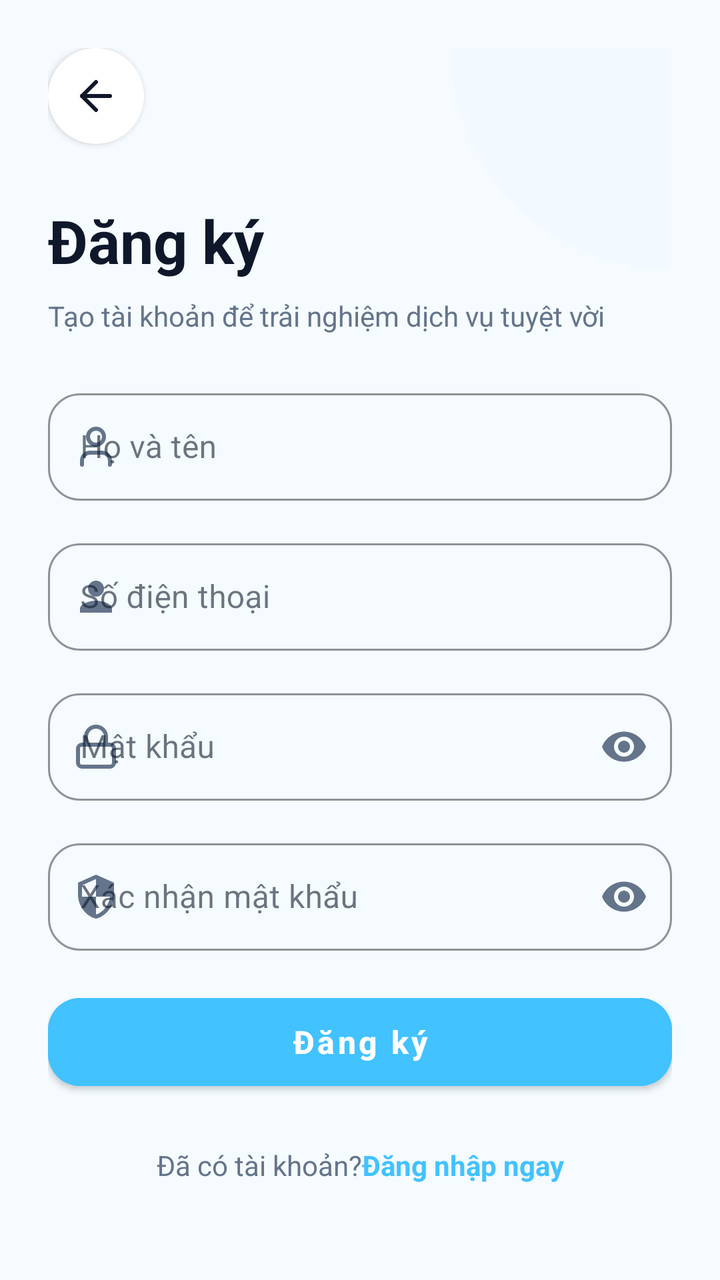
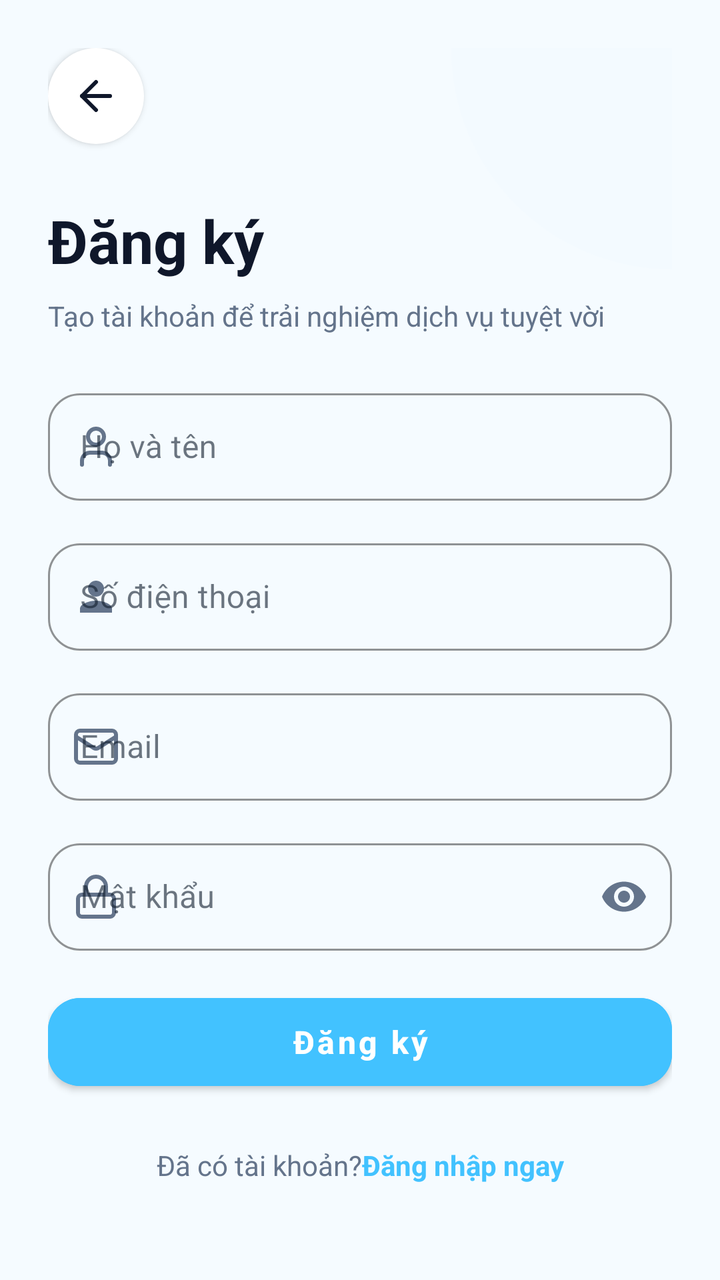

Before-and-after screenshots of an Android layout around one commit, followed by the original layout XML and the change that was made.
<!-- AndroidManifest.xml: application theme Theme.FixItVN -->
<!-- res/layout/fragment_register.xml -->
<?xml version="1.0" encoding="utf-8"?>
<androidx.constraintlayout.widget.ConstraintLayout xmlns:android="http://schemas.android.com/apk/res/android"
    xmlns:app="http://schemas.android.com/apk/res-auto"
    xmlns:tools="http://schemas.android.com/tools"
    android:layout_width="match_parent"
    android:layout_height="match_parent"
    android:background="#f5fbff"
    android:padding="24dp">

    
    <View
        android:layout_width="220dp"
        android:layout_height="220dp"
        android:background="@drawable/bg_circle_light_blue"
        android:alpha="0.25"
        android:layout_marginTop="-110dp"
        android:layout_marginEnd="-110dp"
        app:layout_constraintTop_toTopOf="parent"
        app:layout_constraintEnd_toEndOf="parent"/>

    
    <FrameLayout
        android:id="@+id/btnBackFrame"
        android:layout_width="48dp"
        android:layout_height="48dp"
        android:background="@drawable/bg_circle_white"
        android:elevation="2dp"
        android:clickable="true"
        android:focusable="true"
        app:layout_constraintTop_toTopOf="parent"
        app:layout_constraintStart_toStartOf="parent">
        <ImageView
            android:id="@+id/btnBack"
            android:layout_width="24dp"
            android:layout_height="24dp"
            android:layout_gravity="center"
            android:src="@drawable/ic_lucide_arrow_left"
            app:tint="#0f172a" />
    </FrameLayout>

    <TextView
        android:id="@+id/tvRegisterHeader"
        android:layout_width="wrap_content"
        android:layout_height="wrap_content"
        android:layout_marginTop="28dp"
        android:text="@string/register"
        android:textColor="#0f172a"
        android:textSize="30sp"
        android:textStyle="bold"
        app:layout_constraintTop_toBottomOf="@id/btnBackFrame"
        app:layout_constraintStart_toStartOf="parent" />

    <TextView
        android:id="@+id/tvRegisterSubtitle"
        android:layout_width="wrap_content"
        android:layout_height="wrap_content"
        android:layout_marginTop="8dp"
        android:text="@string/create_account_subtitle"
        android:textColor="#64748b"
        android:textSize="14sp"
        app:layout_constraintTop_toBottomOf="@id/tvRegisterHeader"
        app:layout_constraintStart_toStartOf="parent" />

    
    <ScrollView
        android:layout_width="match_parent"
        android:layout_height="0dp"
        android:layout_marginTop="24dp"
        android:layout_marginBottom="16dp"
        android:scrollbars="none"
        app:layout_constraintTop_toBottomOf="@id/tvRegisterSubtitle"
        app:layout_constraintBottom_toTopOf="@id/btnRegister">

        <androidx.constraintlayout.widget.ConstraintLayout
            android:layout_width="match_parent"
            android:layout_height="wrap_content"
            android:paddingBottom="16dp">

            
            <com.google.android.material.textfield.TextInputLayout
                android:id="@+id/tilFullName"
                style="@style/Widget.MaterialComponents.TextInputLayout.OutlinedBox"
                android:layout_width="0dp"
                android:layout_height="wrap_content"
                android:hint="@string/full_name"
                app:boxStrokeColor="#42c2ff"
                app:hintTextColor="#42c2ff"
                app:boxCornerRadiusTopStart="16dp"
                app:boxCornerRadiusTopEnd="16dp"
                app:boxCornerRadiusBottomStart="16dp"
                app:boxCornerRadiusBottomEnd="16dp"
                app:startIconDrawable="@drawable/ic_lucide_user"
                app:startIconTint="#64748b"
                app:layout_constraintTop_toTopOf="parent"
                app:layout_constraintStart_toStartOf="parent"
                app:layout_constraintEnd_toEndOf="parent">

                <com.google.android.material.textfield.TextInputEditText
                    android:id="@+id/etFullName"
                    android:layout_width="match_parent"
                    android:layout_height="wrap_content"
                    android:inputType="textPersonName"
                    android:paddingVertical="16dp" />
            </com.google.android.material.textfield.TextInputLayout>

            
            <com.google.android.material.textfield.TextInputLayout
                android:id="@+id/tilPhone"
                style="@style/Widget.MaterialComponents.TextInputLayout.OutlinedBox"
                android:layout_width="0dp"
                android:layout_height="wrap_content"
                android:layout_marginTop="16dp"
                android:hint="@string/phone_number"
                app:boxStrokeColor="#42c2ff"
                app:hintTextColor="#42c2ff"
                app:boxCornerRadiusTopStart="16dp"
                app:boxCornerRadiusTopEnd="16dp"
                app:boxCornerRadiusBottomStart="16dp"
                app:boxCornerRadiusBottomEnd="16dp"
                app:startIconDrawable="@drawable/ic_person"
                app:startIconTint="#64748b"
                app:layout_constraintTop_toBottomOf="@id/tilFullName"
                app:layout_constraintStart_toStartOf="parent"
                app:layout_constraintEnd_toEndOf="parent">

                <com.google.android.material.textfield.TextInputEditText
                    android:id="@+id/etPhone"
                    android:layout_width="match_parent"
                    android:layout_height="wrap_content"
                    android:inputType="phone"
                    android:paddingVertical="16dp" />
            </com.google.android.material.textfield.TextInputLayout>

            
            <com.google.android.material.textfield.TextInputLayout
                android:id="@+id/tilPassword"
                style="@style/Widget.MaterialComponents.TextInputLayout.OutlinedBox"
                android:layout_width="0dp"
                android:layout_height="wrap_content"
                android:layout_marginTop="16dp"
                android:hint="@string/password"
                app:passwordToggleEnabled="true"
                app:passwordToggleTint="#64748b"
                app:boxStrokeColor="#42c2ff"
                app:hintTextColor="#42c2ff"
                app:boxCornerRadiusTopStart="16dp"
                app:boxCornerRadiusTopEnd="16dp"
                app:boxCornerRadiusBottomStart="16dp"
                app:boxCornerRadiusBottomEnd="16dp"
                app:startIconDrawable="@drawable/ic_lucide_lock"
                app:startIconTint="#64748b"
                app:layout_constraintTop_toBottomOf="@id/tilPhone"
                app:layout_constraintStart_toStartOf="parent"
                app:layout_constraintEnd_toEndOf="parent">

                <com.google.android.material.textfield.TextInputEditText
                    android:id="@+id/etPassword"
                    android:layout_width="match_parent"
                    android:layout_height="wrap_content"
                    android:inputType="textPassword"
                    android:paddingVertical="16dp" />
            </com.google.android.material.textfield.TextInputLayout>

            
            <com.google.android.material.textfield.TextInputLayout
                android:id="@+id/tilConfirmPassword"
                style="@style/Widget.MaterialComponents.TextInputLayout.OutlinedBox"
                android:layout_width="0dp"
                android:layout_height="wrap_content"
                android:layout_marginTop="16dp"
                android:hint="@string/confirm_password"
                app:passwordToggleEnabled="true"
                app:passwordToggleTint="#64748b"
                app:boxStrokeColor="#42c2ff"
                app:hintTextColor="#42c2ff"
                app:boxCornerRadiusTopStart="16dp"
                app:boxCornerRadiusTopEnd="16dp"
                app:boxCornerRadiusBottomStart="16dp"
                app:boxCornerRadiusBottomEnd="16dp"
                app:startIconDrawable="@drawable/ic_shield"
                app:startIconTint="#64748b"
                app:layout_constraintTop_toBottomOf="@id/tilPassword"
                app:layout_constraintStart_toStartOf="parent"
                app:layout_constraintEnd_toEndOf="parent">

                <com.google.android.material.textfield.TextInputEditText
                    android:id="@+id/etConfirmPassword"
                    android:layout_width="match_parent"
                    android:layout_height="wrap_content"
                    android:inputType="textPassword"
                    android:paddingVertical="16dp" />
            </com.google.android.material.textfield.TextInputLayout>

        </androidx.constraintlayout.widget.ConstraintLayout>
    </ScrollView>

    
    <com.google.android.material.button.MaterialButton
        android:id="@+id/btnRegister"
        android:layout_width="match_parent"
        android:layout_height="56dp"
        android:layout_marginBottom="24dp"
        android:text="@string/register"
        android:textAllCaps="false"
        android:textSize="16sp"
        android:textStyle="bold"
        app:cornerRadius="16dp"
        android:elevation="4dp"
        android:backgroundTint="#42c2ff"
        app:layout_constraintBottom_toTopOf="@id/llFooter" />

    
    <androidx.constraintlayout.widget.ConstraintLayout
        android:id="@+id/llFooter"
        android:layout_width="wrap_content"
        android:layout_height="wrap_content"
        android:layout_marginBottom="24dp"
        app:layout_constraintBottom_toBottomOf="parent"
        app:layout_constraintStart_toStartOf="parent"
        app:layout_constraintEnd_toEndOf="parent">

        <TextView
            android:id="@+id/tvAlreadyHaveAccount"
            android:layout_width="wrap_content"
            android:layout_height="wrap_content"
            android:text="@string/already_have_account"
            android:textColor="#64748b"
            android:textSize="14sp" 
            app:layout_constraintTop_toTopOf="parent"
            app:layout_constraintBottom_toBottomOf="parent"
            app:layout_constraintStart_toStartOf="parent"
            app:layout_constraintEnd_toStartOf="@id/tvLogin"/>

        <TextView
            android:id="@+id/tvLogin"
            android:layout_width="wrap_content"
            android:layout_height="wrap_content"
            android:text="@string/login_now"
            android:textColor="#42c2ff"
            android:textSize="14sp"
            android:textStyle="bold" 
            app:layout_constraintTop_toTopOf="parent"
            app:layout_constraintBottom_toBottomOf="parent"
            app:layout_constraintStart_toEndOf="@id/tvAlreadyHaveAccount"
            app:layout_constraintEnd_toEndOf="parent"/>
    </androidx.constraintlayout.widget.ConstraintLayout>

</androidx.constraintlayout.widget.ConstraintLayout>
<!-- resources referenced by this layout -->
<resources>
  <!-- drawable bg_circle_light_blue (drawable) -->
  <?xml version="1.0" encoding="utf-8"?>
  <shape xmlns:android="http://schemas.android.com/apk/res/android"
      android:shape="oval">
      <solid android:color="#F0F9FF" />
  </shape>
  <!-- drawable bg_circle_white (drawable) -->
  <?xml version="1.0" encoding="utf-8"?>
  <shape xmlns:android="http://schemas.android.com/apk/res/android"
      android:shape="oval">
      <solid android:color="#FFFFFF" />
  </shape>
  <!-- drawable ic_lucide_arrow_left (drawable) -->
  <vector xmlns:android="http://schemas.android.com/apk/res/android"
      android:width="24dp"
      android:height="24dp"
      android:viewportWidth="24"
      android:viewportHeight="24">
    <path
        android:pathData="m12,19 -7,-7 7,-7"
        android:strokeLineJoin="round"
        android:strokeWidth="2"
        android:fillColor="#00000000"
        android:strokeColor="#000000"
        android:strokeLineCap="round"/>
    <path
        android:pathData="M19,12H5"
        android:strokeLineJoin="round"
        android:strokeWidth="2"
        android:fillColor="#00000000"
        android:strokeColor="#000000"
        android:strokeLineCap="round"/>
  </vector>
  <!-- drawable ic_person (drawable) -->
  <vector xmlns:android="http://schemas.android.com/apk/res/android"
      android:width="24dp"
      android:height="24dp"
      android:viewportWidth="24"
      android:viewportHeight="24">
      <path
          android:fillColor="#000000"
          android:pathData="M12,12c2.21,0 4,-1.79 4,-4s-1.79,-4 -4,-4 -4,1.79 -4,4 1.79,4 4,4zM12,14c-2.67,0 -8,1.34 -8,4v2h16v-2c0,-2.66 -5.33,-4 -8,-4z"/>
  </vector>
  <!-- drawable ic_shield (drawable) -->
  <vector xmlns:android="http://schemas.android.com/apk/res/android"
      android:width="24dp"
      android:height="24dp"
      android:viewportWidth="24"
      android:viewportHeight="24">
      <path
          android:fillColor="#000000"
          android:pathData="M12,1L3,5v6c0,5.55 3.84,10.74 9,12 5.16,-1.26 9,-6.45 9,-12V5l-9,-4zM12,11.99h7c-0.53,4.12 -3.28,7.79 -7,8.94V12H5V6.3l7,-3.11v8.8z"/>
  </vector>
  <string name="already_have_account">Đã có tài khoản? </string>
  <string name="confirm_password">Xác nhận mật khẩu</string>
  <string name="create_account_subtitle">Tạo tài khoản để trải nghiệm dịch vụ tuyệt vời</string>
  <string name="full_name">Họ và tên</string>
  <string name="login_now">Đăng nhập ngay</string>
  <string name="password">Mật khẩu</string>
  <string name="phone_number">Số điện thoại</string>
  <string name="register">Đăng ký</string>
  <style name="Widget.FixIt.BottomNavigationView" parent="Widget.MaterialComponents.BottomNavigationView">
          <item name="itemTextAppearanceActive">@style/TextAppearance.FixIt.BottomNav</item>
          <item name="itemTextAppearanceInactive">@style/TextAppearance.FixIt.BottomNav</item>
      </style>
  <style name="TextAppearance.FixIt.BottomNav" parent="TextAppearance.MaterialComponents.Caption">
          <item name="android:textSize">10sp</item>
          <item name="android:fontFamily">sans-serif-medium</item>
      </style>
  <!-- unchanged entries left out for length: 3 -->
</resources>

<!-- the commit's change to res/layout/fragment_register.xml (unified diff, before → after) -->
@@ -133,6 +133,34 @@
 
             
             <com.google.android.material.textfield.TextInputLayout
+                android:id="@+id/tilEmail"
+                style="@style/Widget.MaterialComponents.TextInputLayout.OutlinedBox"
+                android:layout_width="0dp"
+                android:layout_height="wrap_content"
+                android:layout_marginTop="16dp"
+                android:hint="Email"
+                app:boxStrokeColor="#42c2ff"
+                app:hintTextColor="#42c2ff"
+                app:boxCornerRadiusTopStart="16dp"
+                app:boxCornerRadiusTopEnd="16dp"
+                app:boxCornerRadiusBottomStart="16dp"
+                app:boxCornerRadiusBottomEnd="16dp"
+                app:startIconDrawable="@drawable/ic_lucide_mail"
+                app:startIconTint="#64748b"
+                app:layout_constraintTop_toBottomOf="@id/tilPhone"
+                app:layout_constraintStart_toStartOf="parent"
+                app:layout_constraintEnd_toEndOf="parent">
+
+                <com.google.android.material.textfield.TextInputEditText
+                    android:id="@+id/etEmail"
+                    android:layout_width="match_parent"
+                    android:layout_height="wrap_content"
+                    android:inputType="textEmailAddress"
+                    android:paddingVertical="16dp" />
+            </com.google.android.material.textfield.TextInputLayout>
+
+            
+            <com.google.android.material.textfield.TextInputLayout
                 android:id="@+id/tilPassword"
                 style="@style/Widget.MaterialComponents.TextInputLayout.OutlinedBox"
                 android:layout_width="0dp"
@@ -149,7 +177,7 @@
                 app:boxCornerRadiusBottomEnd="16dp"
                 app:startIconDrawable="@drawable/ic_lucide_lock"
                 app:startIconTint="#64748b"
-                app:layout_constraintTop_toBottomOf="@id/tilPhone"
+                app:layout_constraintTop_toBottomOf="@id/tilEmail"
                 app:layout_constraintStart_toStartOf="parent"
                 app:layout_constraintEnd_toEndOf="parent">
 
<!-- resource entries referenced after the edit -->
@@ -27,6 +27,27 @@
         android:strokeLineCap="round"/>
     <path
         android:pathData="M19,12H5"
+        android:strokeLineJoin="round"
+        android:strokeWidth="2"
+        android:fillColor="#00000000"
+        android:strokeColor="#000000"
+        android:strokeLineCap="round"/>
+  </vector>
+  <!-- drawable ic_lucide_mail (drawable) -->
+  <vector xmlns:android="http://schemas.android.com/apk/res/android"
+      android:width="24dp"
+      android:height="24dp"
+      android:viewportWidth="24"
+      android:viewportHeight="24">
+    <path
+        android:pathData="M4,4h16c1.1,0 2,0.9 2,2v12c0,1.1 -0.9,2 -2,2H4c-1.1,0 -2,-0.9 -2,-2V6c0,-1.1 0.9,-2 2,-2z"
+        android:strokeLineJoin="round"
+        android:strokeWidth="2"
+        android:fillColor="#00000000"
+        android:strokeColor="#000000"
+        android:strokeLineCap="round"/>
+    <path
+        android:pathData="M22,7l-8.97,5.7a1.94,1.94 0,0 1,-2.06 0L2,7"
         android:strokeLineJoin="round"
         android:strokeWidth="2"
         android:fillColor="#00000000"
